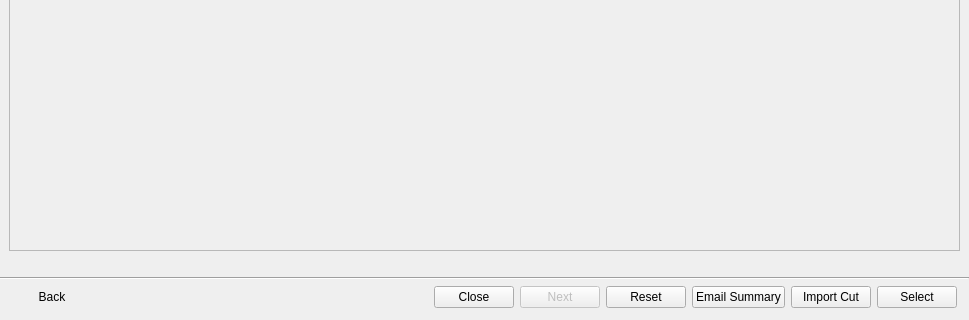
shotgunsoftware/tk-multi-importcut, file resources/dialog.ui: the form before one commit; both pictures show x 0 to 969 and y 261 to 581 of the 969 by 581 pixel window.
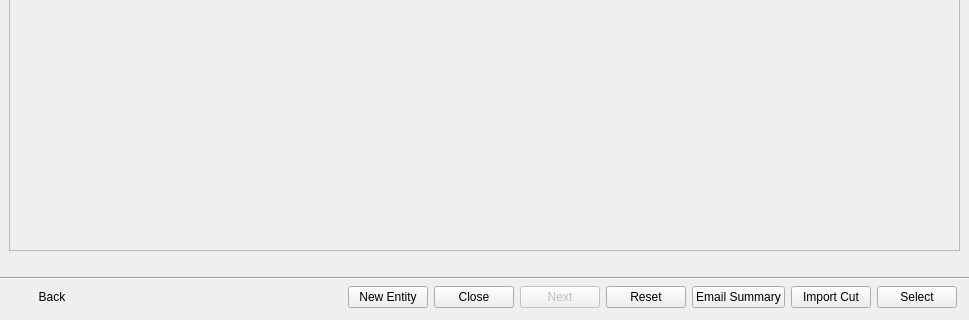
The form after the commit. The open tabs and pages were chosen to show the change. Icons and pictures are not drawn. Custom widgets are drawn as their Qt base class.

Commit message: For #35626, users can now create new entities on the fly

Patch:
```diff
--- a/resources/dialog.ui
+++ b/resources/dialog.ui
@@ -1655,7 +1655,7 @@
     </widget>
    </item>
    <item>
-    <layout class="QHBoxLayout" name="horizontalLayout" stretch="0,1,0,0,0,0,0,0">
+    <layout class="QHBoxLayout" name="horizontalLayout" stretch="0,1,0,0,0,0,0,0,0">
      <property name="leftMargin">
       <number>12</number>
      </property>
@@ -1695,6 +1695,13 @@
        </property>
       </spacer>
      </item>
+     <item>
+      <widget class="QPushButton" name="create_entity_button">
+       <property name="text">
+        <string>New Entity</string>
+       </property>
+      </widget>
+     </item>
      <item>
       <widget class="QPushButton" name="cancel_button">
        <property name="text">
```
Left out of the diff: 18 changed lines with no effect on the pictures. The commit also changes 18 other files.
